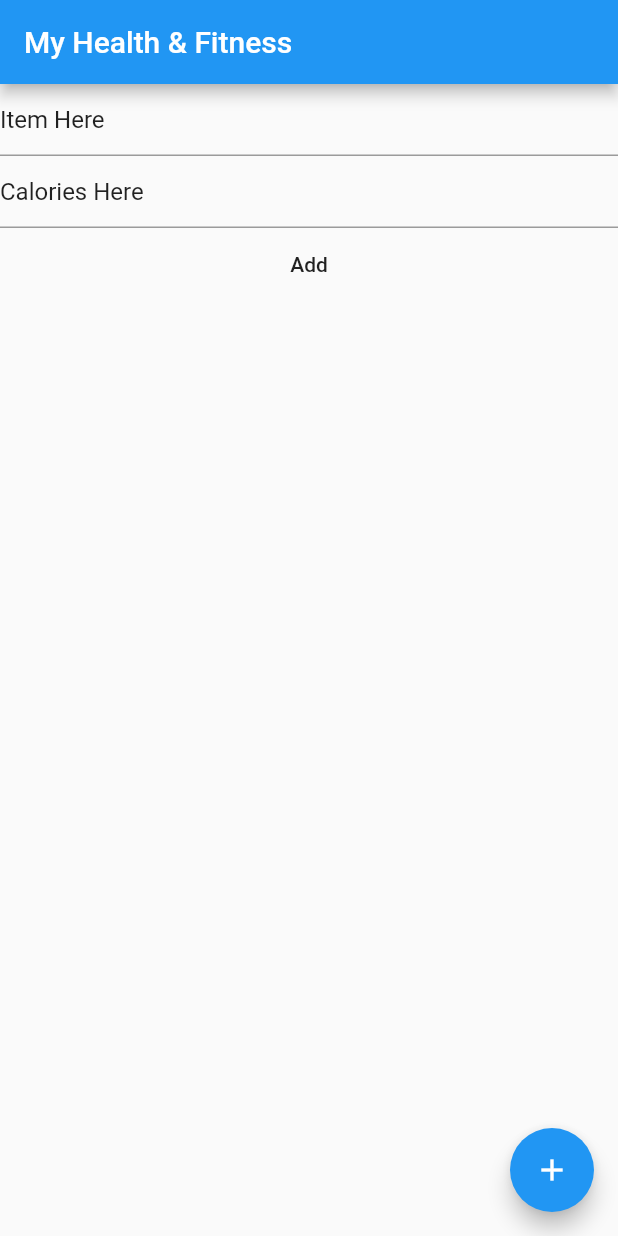
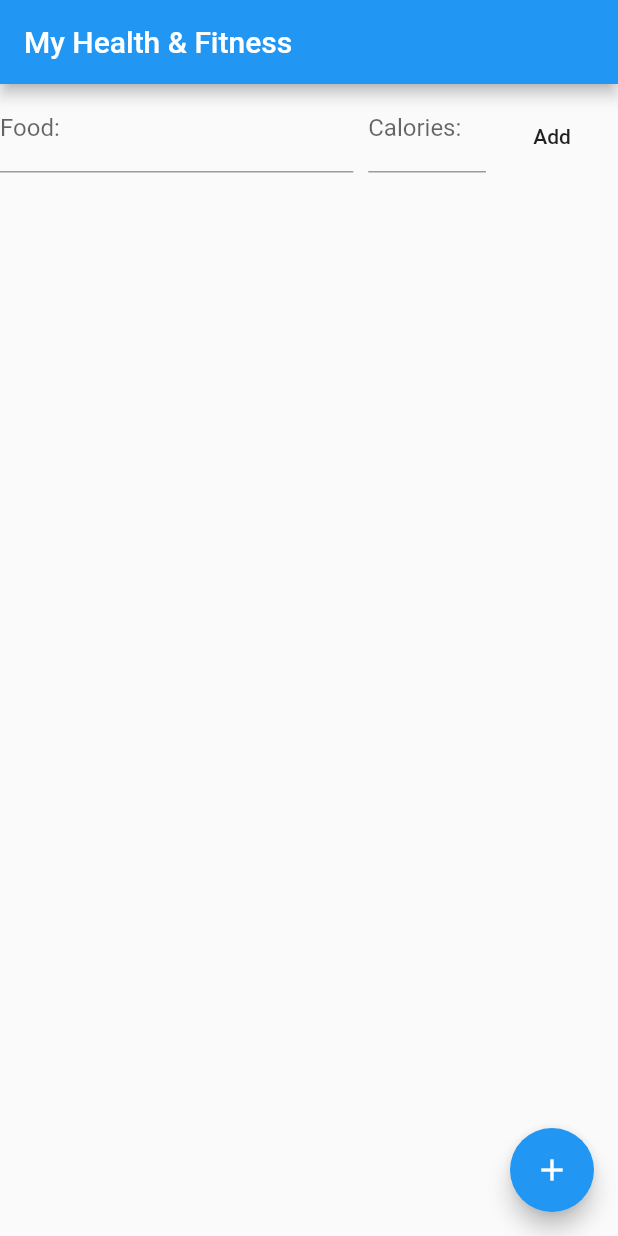
Before and after one commit to watkins-matt/csuf-fitness-mobile, a Flutter app: the screen it shows after launch, on a phone screen of 412 x 824 dp. Run offline on Flutter 3.47's test engine with Material 2 defaults, Android fonts, the phone set to English and light mode, and no system bars.

Commit message:
Improve ui, make add food widget a row

```diff
--- a/lib/main.dart
+++ b/lib/main.dart
@@ -34,18 +34,26 @@ class _MyHomePageState extends State<MyHomePage> {
         child: Column(
           mainAxisAlignment: MainAxisAlignment.start,
           children: <Widget>[
-            // Row(
-            //     mainAxisAlignment: MainAxisAlignment.center,
-            //     children: <Widget>[
-            TextFormField(initialValue: "Item Here"),
-            // ]),
-            TextFormField(
-              initialValue: "Calories Here",
-            ),
-            FlatButton(
-              child: Text("Add"),
-              onPressed: () {},
-            )
+            Row(
+                mainAxisAlignment: MainAxisAlignment.start,
+                crossAxisAlignment: CrossAxisAlignment.end,
+                children: <Widget>[
+                  Expanded(
+                    flex: 3,
+                    child: TextFormField(
+                        decoration: InputDecoration(labelText: "Food:")),
+                  ),
+                  SizedBox(width: 10),
+                  Expanded(
+                      flex: 1,
+                      child: TextFormField(
+                        decoration: InputDecoration(labelText: "Calories:"),
+                      )),
+                  FlatButton(
+                    child: Text("Add"),
+                    onPressed: () {},
+                  )
+                ]),
           ],
         ),
       ),
```
